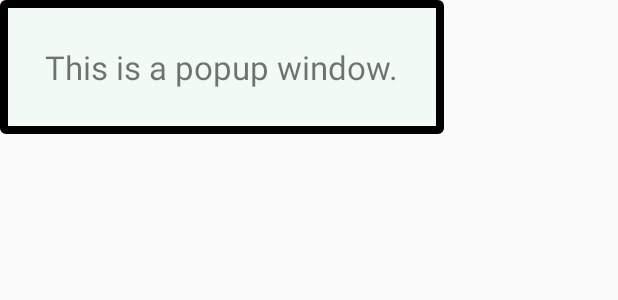
After one commit to JiaoyangXu/UW-life-simulator, an Android app: the layout profile_popup.xml on its own in the app's theme, with its tools: preview values and no code run, on a phone screen of 412 x 824 dp. The commit adds this screen. Shown: the top 300 px of the screen. Run offline under Robolectric (Android 15) with nearby library versions, the phone set to English and light mode, and no system bars.

Commit message:
add pop up window for user profile

```diff
--- /dev/null
+++ b/app/src/main/res/drawable/border7.xml
@@ -0,0 +1,7 @@
+<?xml version="1.0" encoding="utf-8"?>
+<shape xmlns:android="http://schemas.android.com/apk/res/android" android:shape="rectangle" >
+    <solid android:color="#f2faf5" />
+    <stroke android:width="5dip" android:color="#000000"/>
+    <corners android:radius="1dp"/>
+    <padding android:left="0dp" android:top="0dp" android:right="0dp" android:bottom="0dp" />
+</shape>
--- a/app/src/main/res/layout/event_list_page.xml
+++ b/app/src/main/res/layout/event_list_page.xml
@@ -226,7 +226,7 @@
         android:orientation="horizontal">
 
         <Button
-            android:id="@+id/button"
+            android:id="@+id/ProfileButton"
             android:layout_width="wrap_content"
             android:layout_height="match_parent"
             android:layout_weight="1"
--- /dev/null
+++ b/app/src/main/res/layout/profile_popup.xml
@@ -0,0 +1,17 @@
+<?xml version="1.0" encoding="utf-8"?>
+<RelativeLayout
+    xmlns:android="http://schemas.android.com/apk/res/android"
+    android:layout_width="wrap_content"
+    android:layout_height="wrap_content"
+    android:background="@drawable/border7">
+
+    <TextView
+        android:id="@+id/ProfileText"
+        android:layout_width="wrap_content"
+        android:layout_height="wrap_content"
+        android:layout_centerInParent="true"
+        android:layout_margin="30dp"
+        android:textSize="22sp"
+        android:text="This is a popup window."/>
+
+</RelativeLayout>
```
Also changed, not shown: app/src/main/java/com/example/uw_life_simulator/activities/EventActivity.java (+60 -70 lines).
